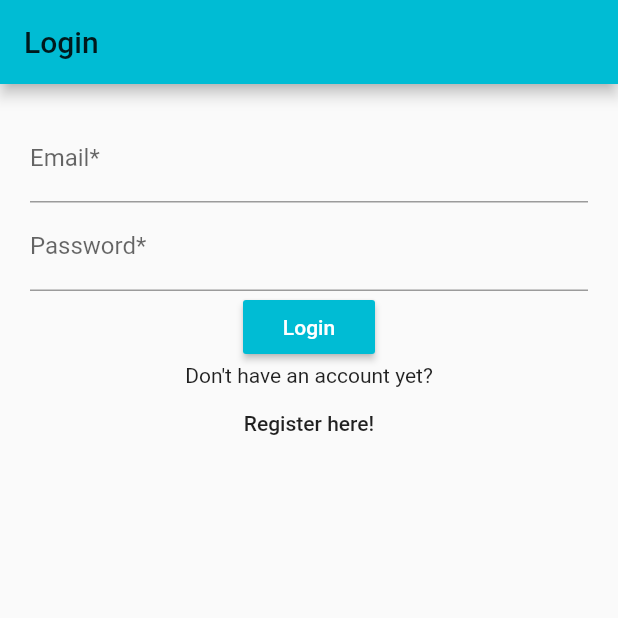
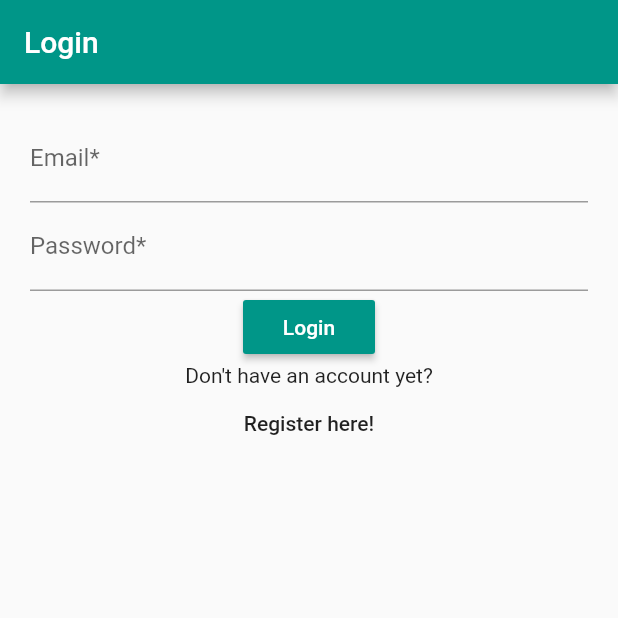
Before and after one commit to rhathaway2/BookMate2, a Flutter app: the screen it shows after launch, on a phone screen of 412 x 824 dp, the top half of it. Run offline on Flutter 3.47's test engine with Material 2 defaults, Android fonts, the phone set to English and light mode, and no system bars; our stand-ins replace cloud_firestore, firebase_auth; accounts and stored records are empty.

Commit message:
Update colors

```diff
--- a/lib/main.dart
+++ b/lib/main.dart
@@ -14,7 +14,8 @@ class MyApp extends StatelessWidget{
     return MaterialApp(
       title: 'BookMate',
       theme: ThemeData(
-        primarySwatch: Colors.cyan,
+        backgroundColor: Colors.white,
+        primarySwatch: Colors.teal,
       ),
       home: SplashPage(),
       routes: <String, WidgetBuilder>{
```
